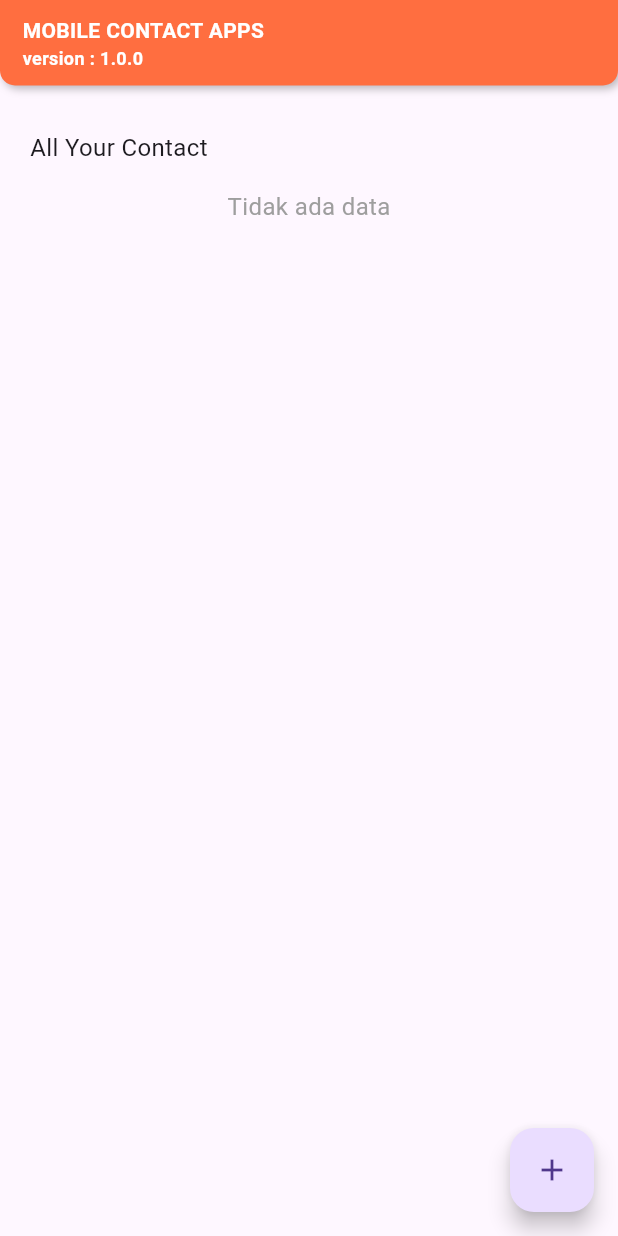
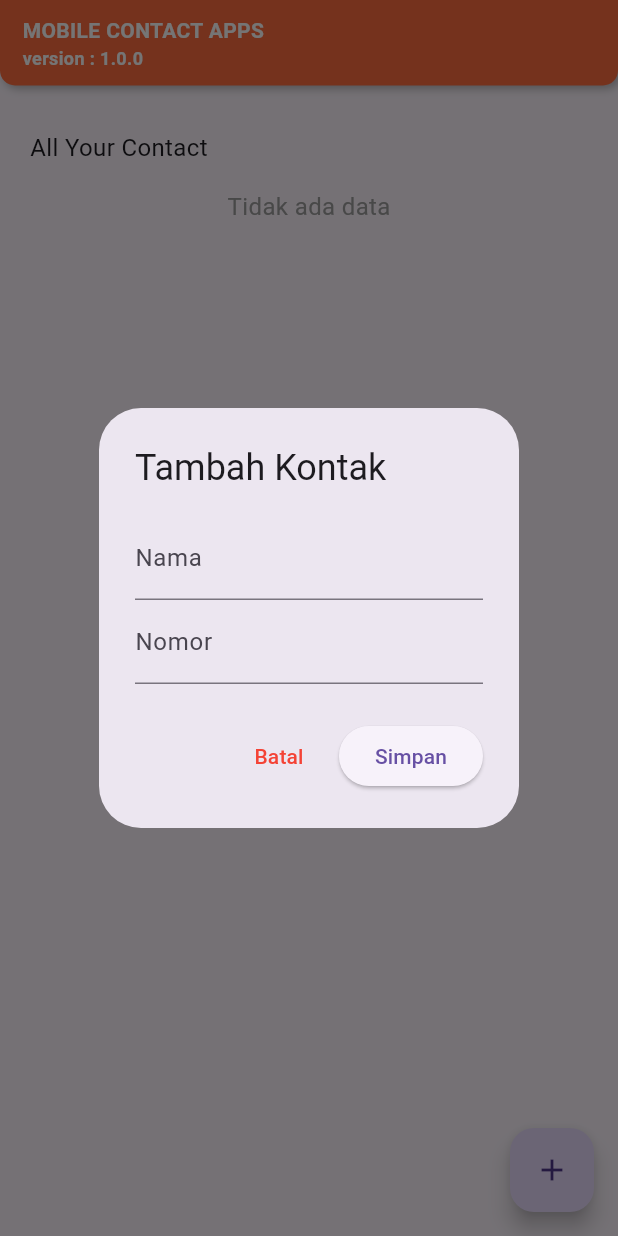
Before and after one commit to mofris/my_app, a Flutter app: the HomePage screen opened by its route, after a tap on the "add" icon, on a phone screen of 412 x 824 dp. Run offline on Flutter 3.47's test engine with Material 3 defaults, Android fonts, the phone set to English and light mode, and no system bars; accounts and stored records are empty; network calls fail.

Commit message:
add + update contact

```diff
--- a/lib/pages/home_page.dart
+++ b/lib/pages/home_page.dart
@@ -2,6 +2,7 @@ import 'package:flutter/material.dart';
 import 'package:my_app/models/contact_model.dart';
 import 'package:my_app/providers/contact_provider.dart';
 import 'package:my_app/providers/user_provider.dart';
+import 'package:my_app/widgets/add_contact.dart';
 import 'package:my_app/widgets/contact_tile.dart';
 import 'package:provider/provider.dart';
 
@@ -126,7 +127,12 @@ class HomePage extends StatelessWidget {
       ),
       floatingActionButton: FloatingActionButton(
         onPressed: () {
-          // Tambahkan aksi saat tombol tambah ditekan
+          showDialog(
+            context: context,
+            builder: (context) {
+              return AddContact();
+            },
+          );
         },
         tooltip: 'Tambah Kontak',
         child: const Icon(Icons.add),
--- /dev/null
+++ b/lib/widgets/add_contact.dart
@@ -0,0 +1,111 @@
+import 'package:flutter/material.dart';
+import 'package:my_app/providers/contact_provider.dart';
+import 'package:provider/provider.dart';
+
+class AddContact extends StatefulWidget {
+  const AddContact({super.key});
+
+  @override
+  State<AddContact> createState() => _AddContactState();
+}
+
+class _AddContactState extends State<AddContact> {
+  final _formKey = GlobalKey<FormState>();
+  TextEditingController nameController = TextEditingController();
+  TextEditingController numberController = TextEditingController();
+  bool isLoading = false;
+
+  void showNotificationSuccess(String message) {
+    ScaffoldMessenger.of(context).showSnackBar(
+      SnackBar(
+        backgroundColor: Colors.green,
+        content: Text(message),
+      ),
+    );
+  }
+
+  void showNotificationFailed(String message) {
+    ScaffoldMessenger.of(context).showSnackBar(
+      SnackBar(
+        backgroundColor: Colors.red[500],
+        content: Text(message),
+      ),
+    );
+  }
+
+  void saveContact() async {
+    if (_formKey.currentState!.validate()) {
+      setState(() {
+        isLoading = true;
+      });
+
+      final contactProvider =
+          Provider.of<ContactProvider>(context, listen: false);
+      bool success = await contactProvider.addContact(
+        nameController.text,
+        numberController.text,
+      );
+
+      setState(() {
+        isLoading = false;
+      });
+
+      if (success) {
+        Navigator.of(context).pop();
+        showNotificationSuccess('Kontak berhasil ditambahkan');
+      } else {
+        Navigator.of(context).pop();
+        showNotificationFailed('Gagal menambahkan kontak');
+      }
+    }
+  }
+
+  @override
+  Widget build(BuildContext context) {
+    return AlertDialog(
+      title: const Text("Tambah Kontak"),
+      content: Form(
+        key: _formKey,
+        child: Column(
+          mainAxisSize: MainAxisSize.min,
+          children: [
+            TextFormField(
+              controller: nameController,
+              decoration: const InputDecoration(labelText: "Nama"),
+              validator: (value) =>
+                  value == null || value.isEmpty ? "Wajib diisi" : null,
+            ),
+            TextFormField(
+              controller: numberController,
+              decoration: const InputDecoration(labelText: "Nomor"),
+              validator: (value) =>
+                  value == null || value.isEmpty ? "Wajib diisi" : null,
+              keyboardType: TextInputType.phone,
+            ),
+          ],
+        ),
+      ),
+      actions: [
+        TextButton(
+          onPressed: () => Navigator.of(context).pop(),
+          child: const Text(
+            "Batal",
+            style: TextStyle(
+              color: Colors.red,
+            ),
+          ),
+        ),
+        ElevatedButton(
+          onPressed: isLoading ? null : saveContact,
+          child: isLoading
+              ? const SizedBox(
+                  height: 18,
+                  width: 18,
+                  child: CircularProgressIndicator(strokeWidth: 2),
+                )
+              : const Text("Simpan"),
+        ),
+      ],
+    );
+  }
+}
```
Also changed, not shown: lib/providers/contact_provider.dart (+58 -2 lines), lib/widgets/contact_tile.dart (+9 -1 lines), lib/widgets/update_contact.dart (added, +120 -0 lines).
